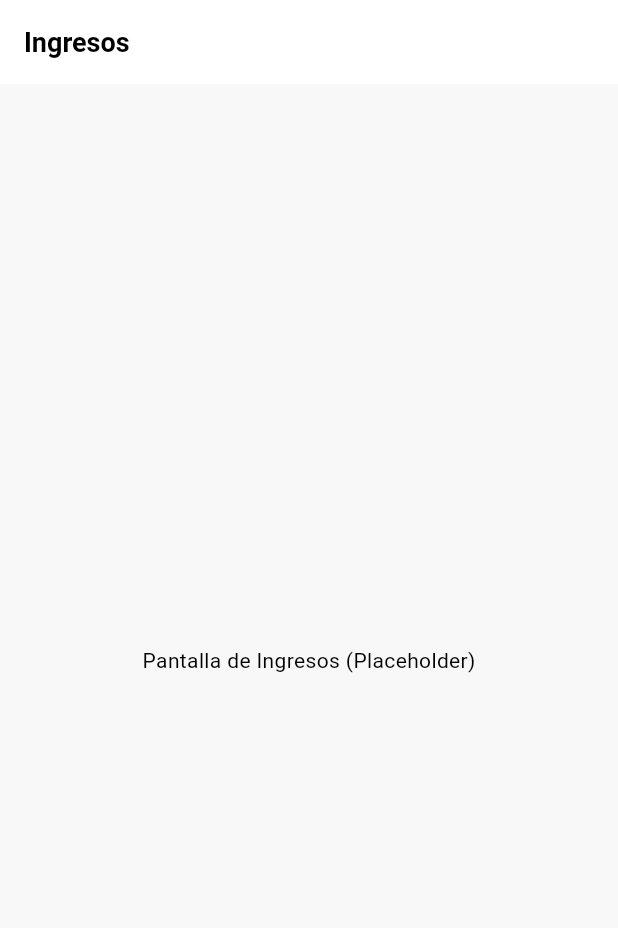
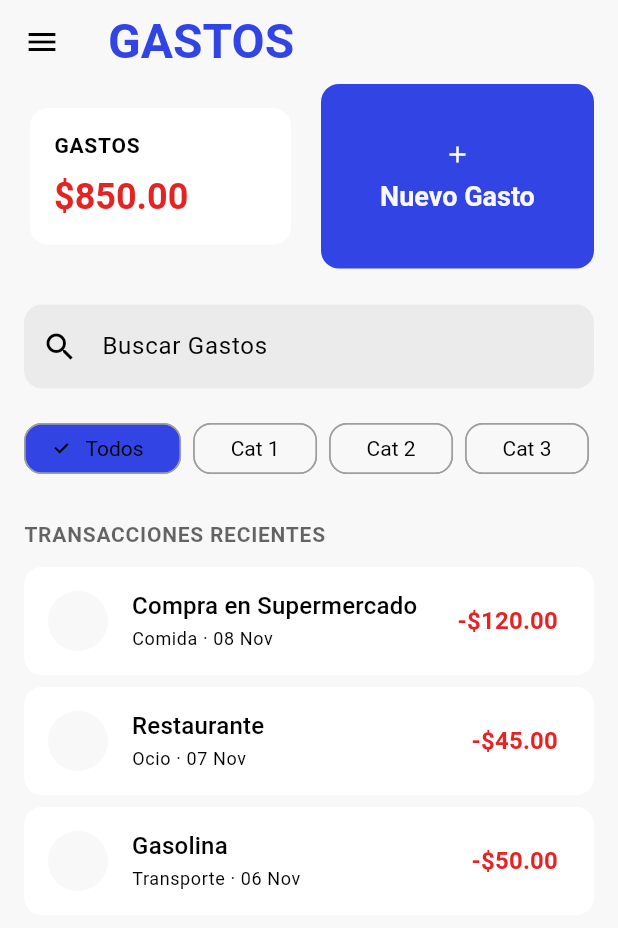
Before and after one commit to michy0401/flowup, a Flutter app: the ExpensesScreen screen opened by its route, on a phone screen of 412 x 824 dp. Shown: the top 928 px of the screen. Run offline on Flutter 3.47's test engine with Material 3 defaults, Android fonts, the light colour scheme and no system bars; our stand-ins replace flutter_riverpod, go_router.

Commit message:
expenses screen

```diff
--- a/lib/core/router/app_router.dart
+++ b/lib/core/router/app_router.dart
@@ -1,25 +1,37 @@
 // lib/core/router/app_router.dart
 import 'package:flutter/material.dart';
 import 'package:go_router/go_router.dart';
+
+// --- Importaciones de Pantallas ---
+
+// Onboarding (Basado en tu estructura de archivos)
 import '../../features/onboarding/presentation/screens/welcome_screen.dart';
 import '../../features/onboarding/presentation/screens/login_screen.dart';
 import '../../features/onboarding/presentation/screens/register_screen.dart';
+
+// Home
 import '../../features/home/presentation/screens/home_screen.dart';
 
-// --- IMPORTAR PANTALLAS ---
+// Transacciones
 import '../../features/transactions/presentation/screens/income_screen.dart';
+import '../../features/transactions/presentation/screens/new_income_screen.dart';
+import '../../features/transactions/presentation/screens/income_detail_screen.dart';
 import '../../features/transactions/presentation/screens/expenses_screen.dart';
+import '../../features/transactions/presentation/screens/new_expense_screen.dart';
+import '../../features/transactions/presentation/screens/expense_detail_screen.dart';
 import '../../features/transactions/presentation/screens/savings_screen.dart';
 import '../../features/transactions/presentation/screens/investments_screen.dart';
+
+// App Features
 import '../../features/profile/presentation/screens/profile_screen.dart';
 import '../../features/categories/presentation/screens/categories_screen.dart';
-import '../../features/transactions/presentation/screens/new_income_screen.dart';
-import '../../features/transactions/presentation/screens/income_detail_screen.dart';
 
 
 class AppRouter {
   static final GoRouter router = GoRouter(
     initialLocation: '/',
+
+    // --- Definición de Rutas ---
     routes: [
       GoRoute(
         path: '/',
@@ -37,29 +49,27 @@ class AppRouter {
         builder: (context, state) => const RegisterScreen(),
       ),
 
-      // --- RUTAS DE LA APP ---
+      // --- Rutas de la App (Dashboard) ---
       GoRoute(
         path: '/home',
         name: 'home',
         builder: (context, state) => const HomeScreen(),
       ),
+
+      // --- Flujo de Ingresos ---
       GoRoute(
         path: '/income',
         name: 'income',
         builder: (context, state) => const IncomeScreen(),
         routes: [
-          // --- MODIFICA ESTE BUILDER ---
           GoRoute(
             path: 'new',
             name: 'new-income',
             builder: (context, state) {
-              // 1. Extraemos los datos pasados por 'extra'
               final transaction = state.extra as Map<String, dynamic>?;
-              // 2. Los pasamos al constructor de la pantalla
               return NewIncomeScreen(transactionToEdit: transaction);
             },
           ),
-          // -----------------------------
           GoRoute(
             path: ':id',
             name: 'income-detail',
@@ -70,11 +80,37 @@ class AppRouter {
           ),
         ],
       ),
+
+      // --- Flujo de Gastos ---
       GoRoute(
         path: '/expenses',
         name: 'expenses',
         builder: (context, state) => const ExpensesScreen(),
+        routes: [
+          // --- ESTE ES EL BUILDER MODIFICADO ---
+          GoRoute(
+            path: 'new',
+            name: 'new-expense',
+            builder: (context, state) {
+              // 1. Extraemos los datos para "Editar"
+              final transaction = state.extra as Map<String, dynamic>?;
+              // 2. Los pasamos al constructor
+              return NewExpenseScreen(transactionToEdit: transaction);
+            },
+          ),
+          // ------------------------------------
+          GoRoute(
+            path: ':id',
+            name: 'expense-detail',
+            builder: (context, state) {
+              final id = state.pathParameters['id'] ?? 'error';
+              return ExpenseDetailScreen(transactionId: id);
+            },
+          ),
+        ],
       ),
+
+      // --- Otras rutas principales ---
       GoRoute(
         path: '/savings',
         name: 'savings',
@@ -96,6 +132,8 @@ class AppRouter {
         builder: (context, state) => const CategoriesScreen(),
       ),
     ],
+
+    // --- Constructor de Error ---
     errorBuilder: (context, state) => Scaffold(
       appBar: AppBar(title: const Text('Error')),
       body: Center(
--- a/lib/features/transactions/presentation/screens/expenses_screen.dart
+++ b/lib/features/transactions/presentation/screens/expenses_screen.dart
@@ -1,18 +1,162 @@
-// lib/features/transactions/presentation/screens/income_screen.dart
+// lib/features/transactions/presentation/screens/expenses_screen.dart
 import 'package:flutter/material.dart';
+import 'package:flowup/core/widgets/app_drawer.dart';
+import 'package:flowup/core/theme/app_colors.dart';
+// Importamos los widgets que ya creamos
+import 'package:flowup/features/home/presentation/widgets/summary_card.dart';
+import 'package:flowup/features/home/presentation/widgets/transaction_list_tile.dart';
+import 'package:go_router/go_router.dart';
 
-class ExpensesScreen extends StatelessWidget {
+class ExpensesScreen extends StatefulWidget {
   const ExpensesScreen({super.key});
 
   @override
+  State<ExpensesScreen> createState() => _ExpensesScreenState();
+}
+
+class _ExpensesScreenState extends State<ExpensesScreen> {
+  int _selectedChipIndex = 0;
+  final List<String> _chipLabels = ['Todos', 'Cat 1', 'Cat 2', 'Cat 3'];
+
+  @override
   Widget build(BuildContext context) {
+    final textTheme = Theme.of(context).textTheme;
+    final theme = Theme.of(context);
+
     return Scaffold(
       appBar: AppBar(
-        title: const Text('Ingresos'),
+        title: Text(
+          'GASTOS', // <-- Título cambiado
+          style: textTheme.displaySmall?.copyWith(
+            color: theme.primaryColor,
+            fontSize: 32,
+          ),
+        ),
+        backgroundColor: Colors.transparent,
+        elevation: 0,
       ),
-      body: const Center(
-        child: Text('Pantalla de Ingresos (Placeholder)'),
+      drawer: const AppDrawer(),
+      body: ListView(
+        padding: const EdgeInsets.symmetric(horizontal: 16.0),
+        children: [
+          // --- 1. Sección Superior (Resumen y Botón) ---
+          _buildTopSection(context),
+          const SizedBox(height: 24),
+
+          // --- 2. Barra de Búsqueda ---
+          TextFormField(
+            decoration: const InputDecoration(
+              hintText: 'Buscar Gastos', // <-- Texto cambiado
+              prefixIcon: Icon(Icons.search),
+            ),
+          ),
+          const SizedBox(height: 16),
+
+          // --- 3. Chips de Filtro ---
+          _buildFilterChips(),
+          const SizedBox(height: 24),
+
+          // --- 4. Lista de Transacciones ---
+          Text(
+            'TRANSACCIONES RECIENTES',
+            style: textTheme.labelMedium,
+          ),
+          const SizedBox(height: 8),
+          _buildExpenseList(), // <-- Lista cambiada
+        ],
       ),
     );
   }
+
+  // Helper para la sección superior
+  Widget _buildTopSection(BuildContext context) {
+    return Row(
+      children: [
+        // Tarjeta de Resumen
+        Expanded(
+          child: SummaryCard(
+            title: 'GASTOS', // <-- Texto cambiado
+            amount: '\$850.00',
+            color: AppColors.redError, // <-- Color cambiado
+            onTap: () {},
+          ),
+        ),
+        const SizedBox(width: 16),
+        // Botón "Nuevo Gasto"
+        Expanded(
+          child: ElevatedButton(
+            style: ElevatedButton.styleFrom(
+              padding: const EdgeInsets.symmetric(vertical: 38),
+            ),
+            onPressed: () {
+              context.push('/expenses/new'); // <-- Ruta cambiada
+            },
+            child: const Column(
+              mainAxisAlignment: MainAxisAlignment.center,
+              children: [
+                Icon(Icons.add, color: Colors.white),
+                SizedBox(height: 8),
+                Text('Nuevo Gasto'), // <-- Texto cambiado
+              ],
+            ),
+          ),
+        ),
+      ],
+    );
+  }
+
+  // Helper para los chips
+  Widget _buildFilterChips() {
+    return SingleChildScrollView(
+      scrollDirection: Axis.horizontal,
+      child: Row(
+        children: List.generate(_chipLabels.length, (index) {
+          return Padding(
+            padding: const EdgeInsets.only(right: 8.0),
+            child: FilterChip(
+              label: Text(_chipLabels[index]),
+              selected: _selectedChipIndex == index,
+              onSelected: (bool selected) {
+                if (selected) {
+                  setState(() {
+                    _selectedChipIndex = index;
+                  });
+                }
+              },
+            ),
+          );
+        }),
+      ),
+    );
+  }
+
+  // Helper para la lista de gastos
+  Widget _buildExpenseList() {
+    // Usamos los mismos datos de prueba del Home
+    return Column(
+      children: const [
+        TransactionListTile(
+          title: 'Compra en Supermercado',
+          category: 'Comida',
+          date: '08 Nov',
+          amount: '120.00',
+          isExpense: true, // <-- Importante
+        ),
+        TransactionListTile(
+          title: 'Restaurante',
+          category: 'Ocio',
+          date: '07 Nov',
+          amount: '45.00',
+          isExpense: true, // <-- Importante
+        ),
+        TransactionListTile(
+          title: 'Gasolina',
+          category: 'Transporte',
+          date: '06 Nov',
+          amount: '50.00',
+          isExpense: true, // <-- Importante
+        ),
+      ],
+    );
+  }
 }
```
Also changed, not shown: lib/features/home/presentation/widgets/transaction_list_tile.dart (+4 -5 lines), lib/features/transactions/presentation/screens/expense_detail_screen.dart (added, +210 -0 lines), lib/features/transactions/presentation/screens/new_expense_screen.dart (added, +216 -0 lines).
